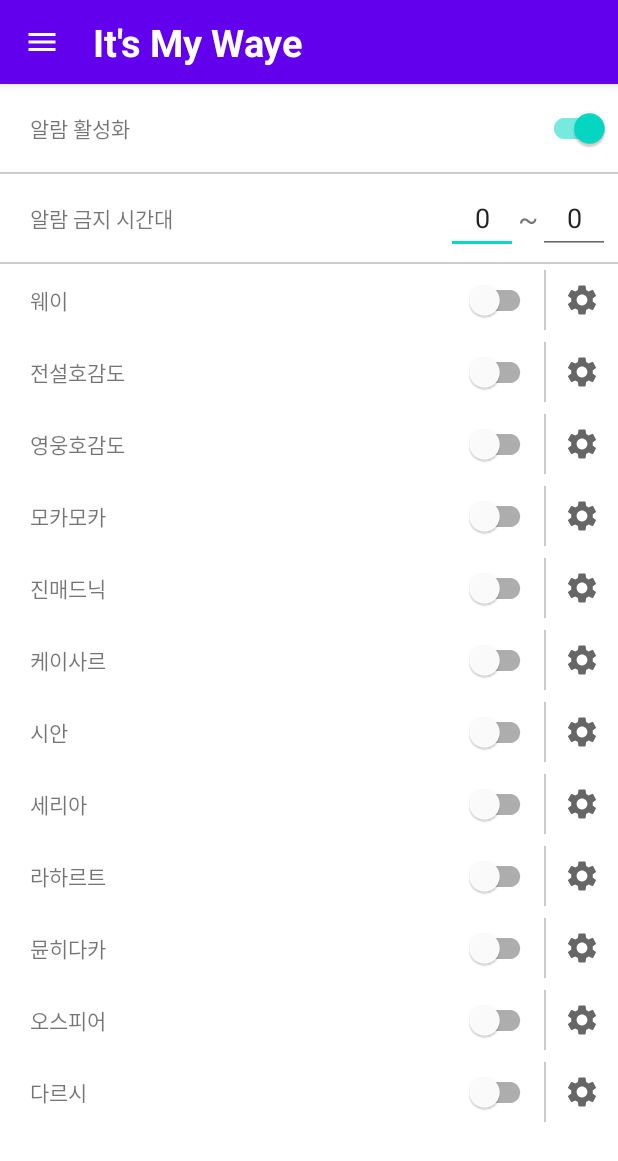
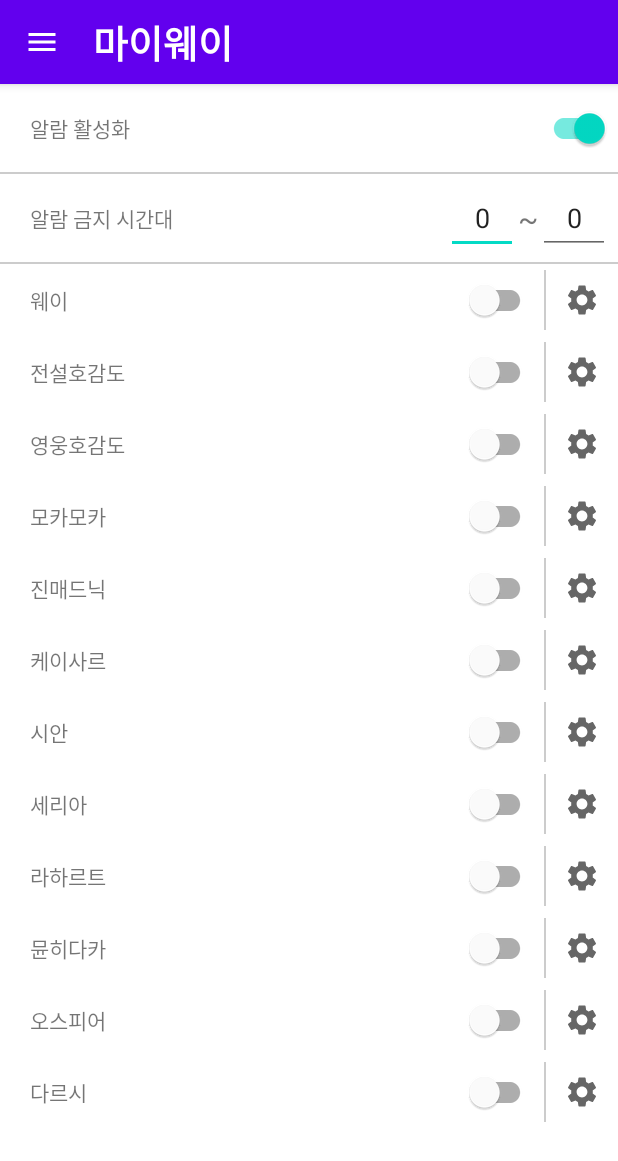
Before and after one commit to DevJaewoo/its-my-waye, an Android app: the screen it shows after launch (MainActivity), on a phone screen of 412 x 824 dp. Shown: the top 1161 px of the screen. Run offline under Robolectric (Android 15) with nearby library versions, the phone set to English and light mode, and no system bars.

Commit message:
앱 이름 변경

```diff
--- a/app/src/main/res/values/strings.xml
+++ b/app/src/main/res/values/strings.xml
@@ -1,5 +1,5 @@
 <resources>
-    <string name="app_name">It\'s My Waye</string>
+    <string name="app_name">마이웨이</string>
     <string name="menu_alarm">Alarm</string>
     <string name="menu_notification">Notification</string>
     <string name="menu_settings">Settings</string>
```
